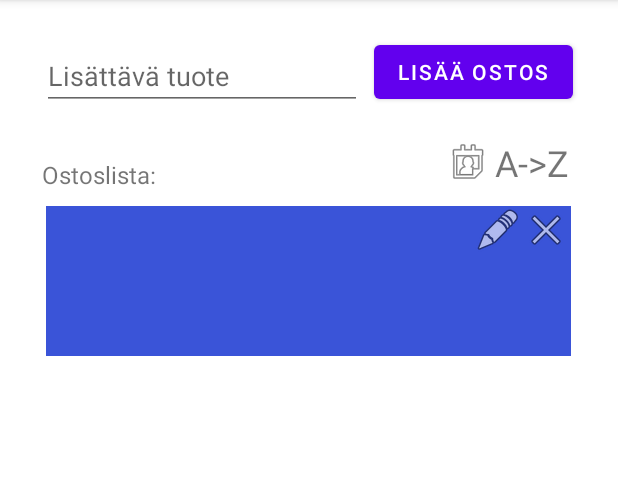
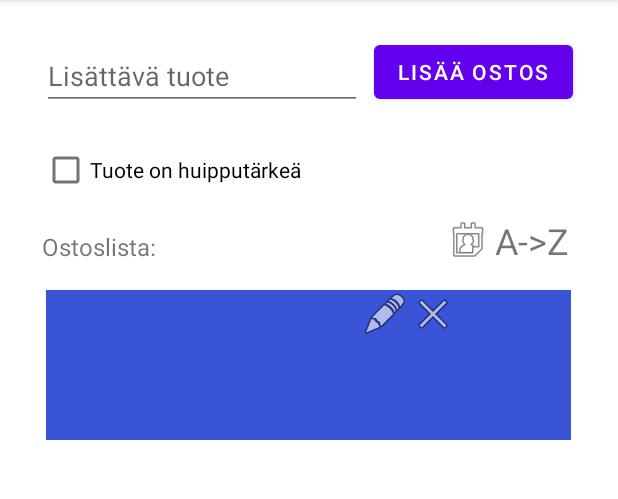
Before and after one commit to Alttebest/olio_vk12, an Android app: the screen it shows after launch (MainActivity), after a tap on "LISÄÄ OSTOS", on a phone screen of 412 x 824 dp, the part 84-583 px from its top. Run offline under Robolectric (Android 15) with nearby library versions, the phone set to English and light mode, and no system bars.

Commit message:
olio viikko 12

```diff
--- a/app/src/main/java/com/example/vk12/MainActivity.java
+++ b/app/src/main/java/com/example/vk12/MainActivity.java
@@ -7,6 +7,7 @@ import androidx.recyclerview.widget.RecyclerView;
 
 import android.os.Bundle;
 import android.view.View;
+import android.widget.CheckBox;
 import android.widget.ImageView;
 import android.widget.TextView;
 
@@ -19,6 +20,7 @@ public class MainActivity extends AppCompatActivity {
     private Storage storage;
     TextView NameInput, txtSortByName;
     ImageView imageSortByTime;
+    CheckBox cbImportant;
 
     @Override
     protected void onCreate(Bundle savedInstanceState) {
@@ -31,6 +33,7 @@ public class MainActivity extends AppCompatActivity {
         recyclerView = findViewById(R.id.rvProducts);
         txtSortByName = findViewById(R.id.txtSortByName);
         imageSortByTime = findViewById(R.id.imageSortByTime);
+        cbImportant = findViewById(R.id.cbImportant);
 
         NameInput = findViewById(R.id.editTextAddProduct);
 
@@ -40,7 +43,11 @@ public class MainActivity extends AppCompatActivity {
 
 
     public void addProduct(View view) {
-        storage.getProducts().add(new Product(NameInput.getText().toString()));
+        Boolean important = false;
+        if (cbImportant.isChecked()){
+            important = true;
+        }
+        storage.getProducts().add(new Product(NameInput.getText().toString(), important));
         int position = storage.getProducts().size() - 1;
         recyclerView.getAdapter().notifyItemInserted(position);
         recyclerView.scrollToPosition(position);
--- a/app/src/main/java/com/example/vk12/Product.java
+++ b/app/src/main/java/com/example/vk12/Product.java
@@ -3,13 +3,15 @@ package com.example.vk12;
 public class Product implements Comparable<Product>{
     String name;
     int order;
+    Boolean important;
 
     public static int productOrder = 0;
 
 
-    public Product(String name) {
+    public Product(String name, Boolean important) {
         this.name = name;
         this.order = productOrder++;
+        this.important = important;
     }
 
     public String getName() {
@@ -24,6 +26,10 @@ public class Product implements Comparable<Product>{
         return order;
     }
 
+    public Boolean getImportant(){
+        return important;
+    }
+
     @Override
     public int compareTo(Product otherProduct) {
         return this.name.compareTo(otherProduct.getName());
--- a/app/src/main/java/com/example/vk12/ProductListAdapter.java
+++ b/app/src/main/java/com/example/vk12/ProductListAdapter.java
@@ -31,6 +31,10 @@ public class ProductListAdapter extends RecyclerView.Adapter<ProductViewHolder>
         holder.txtName.setText(products.get(position).getName());
         holder.imageEdit.setImageResource(android.R.drawable.ic_menu_edit);
         holder.imageRemove.setImageResource(android.R.drawable.ic_menu_close_clear_cancel);
+        if (products.get(position).getImportant()){
+            holder.imageImportant.setImageResource(android.R.drawable.btn_star_big_on);
+        }
+
 
         holder.imageRemove.setOnClickListener(view -> {
             Storage.getInstance().getProducts().remove(holder.getAdapterPosition());
--- a/app/src/main/java/com/example/vk12/ProductViewHolder.java
+++ b/app/src/main/java/com/example/vk12/ProductViewHolder.java
@@ -9,7 +9,7 @@ import androidx.recyclerview.widget.RecyclerView;
 
 public class ProductViewHolder extends RecyclerView.ViewHolder {
 
-    ImageView imageRemove, imageEdit;
+    ImageView imageRemove, imageEdit, imageImportant;
     TextView txtName, editName;
 
 
@@ -20,5 +20,6 @@ public class ProductViewHolder extends RecyclerView.ViewHolder {
         imageEdit = itemView.findViewById(R.id.imageEdit);
         txtName = itemView.findViewById(R.id.txtName);
         editName = itemView.findViewById(R.id.editTextProduct);
+        imageImportant = itemView.findViewById(R.id.imageImportant);
     }
 }
--- a/app/src/main/res/layout/activity_main.xml
+++ b/app/src/main/res/layout/activity_main.xml
@@ -22,16 +22,17 @@
         android:layout_width="wrap_content"
         android:layout_height="wrap_content"
         android:layout_marginStart="28dp"
-        android:layout_marginTop="32dp"
+        android:layout_marginTop="16dp"
         android:text="Ostoslista:"
         android:textSize="16sp"
         app:layout_constraintStart_toStartOf="parent"
-        app:layout_constraintTop_toBottomOf="@+id/editTextAddProduct" />
+        app:layout_constraintTop_toBottomOf="@+id/cbImportant" />
 
     <androidx.recyclerview.widget.RecyclerView
         android:id="@+id/rvProducts"
         android:layout_width="350dp"
         android:layout_height="0dp"
+        android:layout_marginTop="8dp"
         app:layout_constraintEnd_toEndOf="parent"
         app:layout_constraintHorizontal_bias="0.491"
         app:layout_constraintStart_toStartOf="parent"
@@ -54,7 +55,7 @@
         android:layout_width="wrap_content"
         android:layout_height="wrap_content"
         android:layout_marginStart="192dp"
-        android:layout_marginTop="20dp"
+        android:layout_marginTop="72dp"
         android:onClick="sortByTime"
         app:layout_constraintStart_toEndOf="@+id/txtProductList"
         app:layout_constraintTop_toBottomOf="@+id/btnAdd"
@@ -64,7 +65,7 @@
         android:id="@+id/txtSortByName"
         android:layout_width="wrap_content"
         android:layout_height="wrap_content"
-        android:layout_marginTop="20dp"
+        android:layout_marginTop="72dp"
         android:onClick="sortByName"
         android:text="A->Z"
         android:textSize="24sp"
@@ -72,4 +73,14 @@
         app:layout_constraintHorizontal_bias="0.058"
         app:layout_constraintStart_toEndOf="@+id/imageSortByTime"
         app:layout_constraintTop_toBottomOf="@+id/btnAdd" />
+
+    <CheckBox
+        android:id="@+id/cbImportant"
+        android:layout_width="wrap_content"
+        android:layout_height="wrap_content"
+        android:layout_marginTop="16dp"
+        android:text="Tuote on huipputärkeä"
+        app:layout_constraintStart_toStartOf="@+id/editTextAddProduct"
+        app:layout_constraintTop_toBottomOf="@+id/editTextAddProduct" />
+
 </androidx.constraintlayout.widget.ConstraintLayout>
--- a/app/src/main/res/layout/product_view.xml
+++ b/app/src/main/res/layout/product_view.xml
@@ -15,7 +15,7 @@
 
         <TextView
             android:id="@+id/txtName"
-            android:layout_width="275dp"
+            android:layout_width="200dp"
             android:layout_height="wrap_content"
             android:layout_marginLeft="10dp"
             android:layout_marginTop="10dp"
@@ -36,11 +36,19 @@
             android:clickable="false"
             app:srcCompat="@android:drawable/ic_menu_close_clear_cancel" />
 
+        <ImageView
+            android:id="@+id/imageImportant"
+            android:layout_width="wrap_content"
+            android:layout_height="wrap_content"
+            android:layout_weight="1"
+            android:visibility="visible"
+            app:srcCompat="@android:drawable/btn_star_big_on" />
+
     </LinearLayout>
 
     <EditText
         android:id="@+id/editTextProduct"
-        android:layout_width="match_parent"
+        android:layout_width="wrap_content"
         android:layout_height="wrap_content"
         android:layout_marginLeft="10dp"
         android:layout_marginTop="10dp"
--- a/app/src/main/res/values/strings.xml
+++ b/app/src/main/res/values/strings.xml
@@ -1,3 +1,5 @@
 <resources>
     <string name="app_name">vk11</string>
+    <!-- TODO: Remove or change this placeholder text -->
+    <string name="hello_blank_fragment">Hello blank fragment</string>
 </resources>
```
